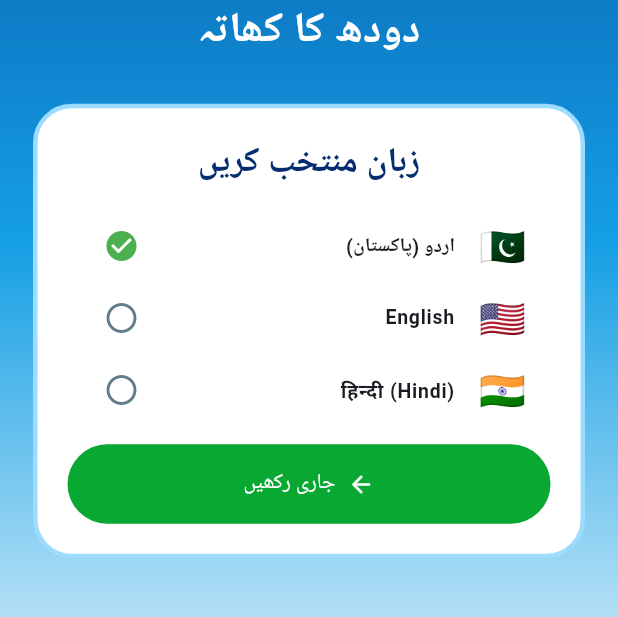
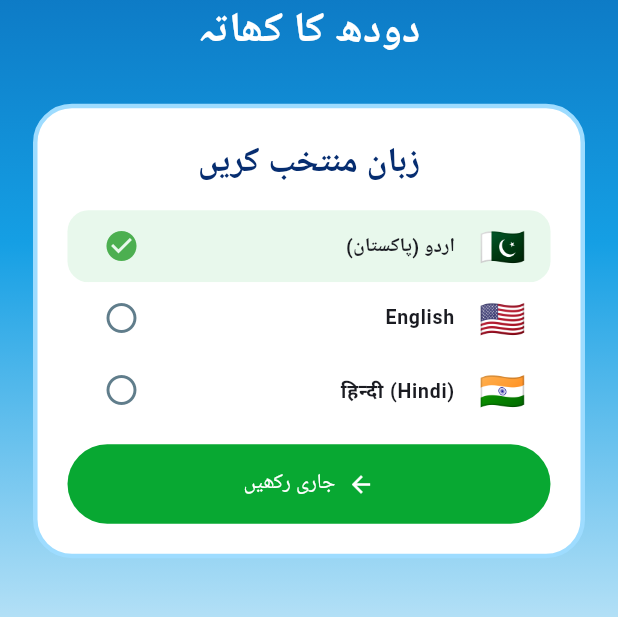
Before and after one commit to basittv17-creat/MilkAccount, a Flutter app: the screen it shows after launch, on a phone screen of 412 x 824 dp, the part 437-1054 px from its top. Run offline on Flutter 3.47's test engine with Material 3 defaults, Android fonts, the phone set to English and light mode, and no system bars; our stand-ins replace shared_preferences.

Commit message:
Fix language selector ListTile material painting

```diff
--- a/lib/main.dart
+++ b/lib/main.dart
@@ -59,7 +59,19 @@ class _LanguageScreenState extends State<LanguageScreen> {
       Container(width:double.infinity,padding:const EdgeInsets.all(20),decoration:BoxDecoration(color:Colors.white,borderRadius:const BorderRadius.all(Radius.circular(26)),border:Border.all(color:const Color(0xFF9EDCFF),width:3)),child:Column(children:[
         Text(tr(selected,'choose'),style:const TextStyle(fontSize:23,fontWeight:FontWeight.bold,color:Color(0xFF062D70))),const SizedBox(height:14),
         for(final option in const [('ur','🇵🇰','اردو (پاکستان)'),('en','🇺🇸','English'),('hi','🇮🇳','हिन्दी (Hindi)')])
-          ListTile(dense:true,shape:RoundedRectangleBorder(borderRadius:const BorderRadius.all(Radius.circular(14))),tileColor:selected==option.$1?const Color(0xFFE8F8EC):Colors.white,leading:Text(option.$2,style:const TextStyle(fontSize:25)),title:Text(option.$3,style:const TextStyle(fontWeight:FontWeight.w700)),trailing:Icon(selected==option.$1?Icons.check_circle:Icons.radio_button_unchecked,color:selected==option.$1?Colors.green:Colors.blueGrey),onTap:()=>setState(()=>selected=option.$1)),
+          Material(
+            color:selected==option.$1?const Color(0xFFE8F8EC):Colors.white,
+            borderRadius:const BorderRadius.all(Radius.circular(14)),
+            clipBehavior:Clip.antiAlias,
+            child:ListTile(
+              dense:true,
+              shape:RoundedRectangleBorder(borderRadius:const BorderRadius.all(Radius.circular(14))),
+              leading:Text(option.$2,style:const TextStyle(fontSize:25)),
+              title:Text(option.$3,style:const TextStyle(fontWeight:FontWeight.w700)),
+              trailing:Icon(selected==option.$1?Icons.check_circle:Icons.radio_button_unchecked,color:selected==option.$1?Colors.green:Colors.blueGrey),
+              onTap:()=>setState(()=>selected=option.$1),
+            ),
+          ),
         const SizedBox(height:12),SizedBox(width:double.infinity,child:FilledButton.icon(onPressed:()=>widget.onSelect(selected),icon:const Icon(Icons.arrow_forward),label:Text(tr(selected,'continue')),style:FilledButton.styleFrom(backgroundColor:const Color(0xFF08A832),foregroundColor:Colors.white,padding:const EdgeInsets.symmetric(vertical:16))))
       ]))
     ]))))),
```
